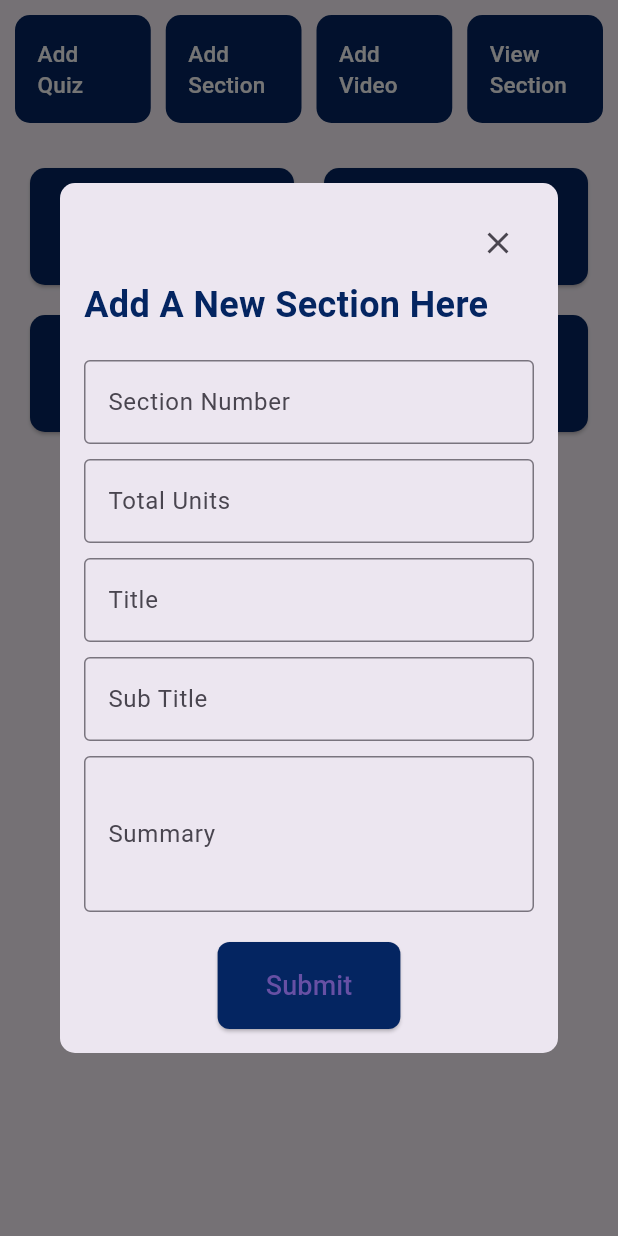
After one commit to aayushi16dex/LegalRights-Frontend, a Flutter app: the AdminHomeScreen screen opened directly, after a tap on "Add Section", on a phone screen of 412 x 824 dp. The commit adds this screen. Run offline on Flutter 3.47's test engine with Material 3 defaults, Android fonts, the phone set to English and light mode, and no system bars; our stand-ins replace carousel_slider, dots_indicator, file_picker, multi_select_flutter, shared_preferences; missing offline and left inert: universal_html; accounts and stored records are empty; network calls fail.

Commit message:
Added Add Section Button and Change some designs of admin landing page

```diff
--- /dev/null
+++ b/lib/api_call/legalContent_api/addSection_api.dart
@@ -0,0 +1,70 @@
+import 'dart:convert';
+import 'package:flutter/material.dart';
+import 'package:frontend/presentation/confirmation_alert/error_confirmation.dart';
+import 'package:http/http.dart' as http;
+import '../../core/TokenManager.dart';
+import '../../core/config.dart';
+
+class AddSectionApiCall {
+  static Future<void> addSection(
+    BuildContext context,
+    String sectionNumber,
+    String totalUnits,
+    String title,
+    String subTitle,
+    String summary,
+  ) async {
+    try {
+      final String apiUrl = AppConfig.addSection;
+      final String authToken = await TokenManager.getAuthToken();
+      final response = await http.post(
+        Uri.parse(apiUrl),
+        headers: {
+          'Authorization': 'Bearer $authToken',
+          'Content-Type': 'application/json',
+        },
+        body: json.encode({
+          'sectionNumber': sectionNumber,
+          'totalUnits': totalUnits,
+          'title': title,
+          'subTitle': subTitle,
+          'summary': summary,
+        }),
+      );
+      if (response.statusCode == 200) {
+        // Show success Snackbar
+        ScaffoldMessenger.of(context).showSnackBar(
+          SnackBar(
+            content: Text('Section added successfully'),
+            duration: Duration(seconds: 2), // Optional: Set the duration
+          ),
+        );
+      } else {
+        showErrorConfirmation(context, 'Failed to add section');
+      }
+    } catch (error) {
+      // Handle network error and show error confirmation
+      showErrorConfirmation(context, 'Network error');
+    }
+  }
+}
+
+void showErrorConfirmation(BuildContext context, String message) {
+  showDialog(
+    context: context,
+    builder: (BuildContext context) {
+      return AlertDialog(
+        title: Text('Error'),
+        content: Text(message),
+        actions: <Widget>[
+          TextButton(
+            onPressed: () {
+              Navigator.of(context).pop();
+            },
+            child: Text('OK'),
+          ),
+        ],
+      );
+    },
+  );
+}
--- a/lib/api_call/section_api/section_apiCall.dart
+++ b/lib/api_call/section_api/section_apiCall.dart
@@ -5,7 +5,8 @@ import '../../core/TokenManager.dart';
 import '../../core/config.dart';
 
 class SectionApiCall {
-  static Future<List<Map<String, dynamic>>> fetchSectionApi(BuildContext context) async {
+  static Future<List<Map<String, dynamic>>> fetchSectionApi(
+      BuildContext context) async {
     try {
       final String fetchSectionUrl = AppConfig.fetchSections;
       final String authToken = await TokenManager.getAuthToken();
@@ -22,8 +23,7 @@ class SectionApiCall {
         final Map<String, dynamic> data = json.decode(response.body);
         final List<dynamic> sectionList = data['sectionList'];
 
-        final List<Map<String, dynamic>> sections =
-        sectionList.map((query) {
+        final List<Map<String, dynamic>> sections = sectionList.map((query) {
           return {
             '_id': query['_id'].toString(),
             'sectionNumber': query['sectionNumber'].toString(),
--- a/lib/core/config.dart
+++ b/lib/core/config.dart
@@ -87,4 +87,5 @@ class AppConfig {
   static String get fetchOrganisation => _createUrl('/organisation/fetch');
   // Legal content
   static String get fetchSections => _createUrl('/content/fetchSections');
+  static String get addSection => _createUrl('/admin/section');
 }
--- a/lib/dashboard/admin/a_home_screen.dart
+++ b/lib/dashboard/admin/a_home_screen.dart
@@ -47,22 +47,13 @@ class _AdminHomeScreenState extends State<AdminHomeScreen> {
             Row(
               mainAxisAlignment: MainAxisAlignment.spaceEvenly,
               children: [
-                BuildAddButton.buildAddButton(context, 'Add quiz'),
+                BuildAddButton.buildAddButton(context, 'Add Quiz'),
                 const SizedBox(width: 10),
-                BuildAddButton.buildAddButton(context, 'Add section'),
+                BuildAddButton.buildAddButton(context, 'Add Section'),
                 const SizedBox(width: 10),
-                BuildAddButton.buildAddButton(context, 'Add video')
-              ],
-            ),
-            const SizedBox(height: 20),
-            Row(
-              mainAxisAlignment: MainAxisAlignment.spaceEvenly,
-              children: [
-                BuildAddButton.buildAddButton(context, 'Add quiz'),
+                BuildAddButton.buildAddButton(context, 'Add Video'),
                 const SizedBox(width: 10),
-                BuildAddButton.buildAddButton(context, 'Add section'),
-                const SizedBox(width: 10),
-                BuildAddButton.buildAddButton(context, 'Add video')
+                BuildAddButton.buildAddButton(context, 'View Section'),
               ],
             ),
             const SizedBox(height: 20),
@@ -70,16 +61,13 @@ class _AdminHomeScreenState extends State<AdminHomeScreen> {
                 future: countsFuture,
                 builder: (context, snapshot) {
                   if (snapshot.connectionState == ConnectionState.waiting) {
-                    // While waiting for data, show a loading indicator
                     return Center(
                       child: CustomeCircularProgressBar
                           .customeCircularProgressBar(),
                     );
                   } else if (snapshot.hasError) {
-                    // If an error occurs during the fetch, handle it here
                     return Center(child: Text('Error: ${snapshot.error}'));
                   } else {
-                    // If data is available, build the UI with the counts
                     final userCount = snapshot.data!['userCount'];
                     final legalExpertCount = snapshot.data!['legalExpertCount'];
                     final organisationCount =
@@ -122,7 +110,6 @@ class _AdminHomeScreenState extends State<AdminHomeScreen> {
                   fontWeight: FontWeight.bold,
                   color: Colors.white), // White text
             ),
-            const SizedBox(height: 10),
             Text(
               'Count: $count',
               style: const TextStyle(
--- a/lib/dashboard/admin/a_legalExpert_screen.dart
+++ b/lib/dashboard/admin/a_legalExpert_screen.dart
@@ -40,18 +40,18 @@ class _LegalExpertRoleScreenState extends State<LegalExpertRoleScreen> {
             Row(
               mainAxisAlignment: MainAxisAlignment.spaceEvenly,
               children: [
-                BuildAddButton.buildAddButton(context, "Legal Expert"),
+                BuildAddButton.buildAddButton(context, "Add Legal Expert"),
                 const SizedBox(width: 10),
-                BuildAddButton.buildAddButton(context, "Language")
+                BuildAddButton.buildAddButton(context, "Add Language")
               ],
             ),
             const SizedBox(height: 5),
             Row(
               mainAxisAlignment: MainAxisAlignment.spaceEvenly,
               children: [
-                BuildAddButton.buildAddButton(context, "Expertise"),
+                BuildAddButton.buildAddButton(context, "Add Expertise"),
                 const SizedBox(width: 10),
-                BuildAddButton.buildAddButton(context, "Profession")
+                BuildAddButton.buildAddButton(context, "Add Profession")
               ],
             ),
             const SizedBox(height: 10),
--- a/lib/dashboard/admin/a_organisation_screen.dart
+++ b/lib/dashboard/admin/a_organisation_screen.dart
@@ -39,7 +39,7 @@ class _OrganisationScreenState extends State<OrganisationScreen> {
             Row(
               mainAxisAlignment: MainAxisAlignment.start,
               children: [
-                BuildAddButton.buildAddButton(context, "Organisation"),
+                BuildAddButton.buildAddButton(context, "Add Organisation"),
               ],
             ),
 
--- a/lib/presentation/admin_dashboard/widget/buttons/build_addButton.dart
+++ b/lib/presentation/admin_dashboard/widget/buttons/build_addButton.dart
@@ -1,39 +1,55 @@
 import 'package:flutter/material.dart';
 import 'package:frontend/presentation/register/register_screen.dart';
-
 import 'package:frontend/presentation/admin_dashboard/dialogue_alert/add_dropdownDataFormAlert.dart';
 import 'package:frontend/presentation/admin_dashboard/dialogue_alert/add_organisationFormAlert.dart';
+import 'package:frontend/services/admin_dashboard/addSection.dart';
+import 'package:frontend/services/admin_dashboard/addVideoService.dart';
 
 class BuildAddButton {
   static Widget buildAddButton(BuildContext context, String buttonName) {
     return Expanded(
-      child: ElevatedButton(
+      child: TextButton(
         onPressed: () => {
-          if (buttonName == 'Legal Expert')
-            {
-              Navigator.push(
-                context,
-                MaterialPageRoute(
-                    builder: (context) => const SignUpScreen(
-                          isAdmin: true,
-                        )),
-              )
-            }
-          else if (buttonName == 'Language' ||
-              buttonName == 'Expertise' ||
-              buttonName == 'Profession')
-            {AddDropDownDataAlertForm.addDropDownDataForm(context, buttonName)}
-          else if (buttonName == 'Organisation')
-            {AddOrganisationAlertForm.addOrganisationForm(context, buttonName)}
+          if (buttonName == 'Add Legal Expert') {
+            Navigator.push(
+              context,
+              MaterialPageRoute(
+                builder: (context) => const SignUpScreen(
+                  isAdmin: true,
+                ),
+              ),
+            )
+          } else if (buttonName == 'Add Language' ||
+              buttonName == 'Add Expertise' ||
+              buttonName == 'Add Profession') {
+            AddDropDownDataAlertForm.addDropDownDataForm(context, buttonName)
+          } else if (buttonName == 'Add Organisation') {
+            AddOrganisationAlertForm.addOrganisationForm(context, buttonName)
+          } else if (buttonName == 'Add Section') {
+            showDialog(
+              context: context,
+              builder: (BuildContext context) {
+                return Dialog(
+                  shape: RoundedRectangleBorder(
+                    borderRadius: BorderRadius.circular(10),
+                  ),
+                  child: AddSection(),
+                );
+              },
+            )
+          } else if (buttonName == 'Add Video') {
+            AddVideoService.pickVideo(context)
+          }
         },
-        style: ElevatedButton.styleFrom(
-          foregroundColor: Colors.white,
-          backgroundColor: const Color.fromARGB(255, 4, 37, 97), // White text
+        style: TextButton.styleFrom(
+          primary: Colors.white,
+          backgroundColor: const Color.fromARGB(255, 4, 37, 97),
           shape: RoundedRectangleBorder(
-            borderRadius: BorderRadius.circular(10.0), // Rounded corners
+            borderRadius: BorderRadius.circular(10.0),
           ),
+          padding: EdgeInsets.all(15),
         ),
-        child: Text('Add $buttonName', style: const TextStyle(fontSize: 15)),
+        child: Text(buttonName, style: const TextStyle(fontSize: 15)),
       ),
     );
   }
--- /dev/null
+++ b/lib/services/admin_dashboard/addSection.dart
@@ -0,0 +1,186 @@
+import 'package:flutter/material.dart';
+import 'package:frontend/api_call/legalContent_api/addSection_api.dart';
+import 'package:frontend/api_call/section_api/section_apiCall.dart';
+
+class AddSection extends StatelessWidget {
+  final TextEditingController sectionNumberController = TextEditingController();
+  final TextEditingController totalUnitsController = TextEditingController();
+  final TextEditingController titleController = TextEditingController();
+  final TextEditingController subTitleController = TextEditingController();
+  final TextEditingController summaryController = TextEditingController();
+
+  final GlobalKey<FormState> _formKey = GlobalKey<FormState>();
+
+  @override
+  Widget build(BuildContext context) {
+    return Container(
+      padding: const EdgeInsets.all(16),
+      child: SingleChildScrollView(
+        child: Form(
+          key: _formKey,
+          child: Column(
+            crossAxisAlignment: CrossAxisAlignment.start,
+            children: [
+              Row(
+                mainAxisAlignment: MainAxisAlignment.end,
+                children: [
+                  IconButton(
+                    icon: const Icon(Icons.close),
+                    onPressed: () {
+                      Navigator.pop(context);
+                    },
+                  ),
+                ],
+              ),
+              const Text(
+                'Add A New Section Here',
+                style: TextStyle(
+                  fontSize: 24,
+                  fontWeight: FontWeight.bold,
+                  color: Color.fromARGB(255, 4, 37, 97),
+                ),
+              ),
+              const SizedBox(height: 20),
+              TextFormField(
+                controller: sectionNumberController,
+                decoration: const InputDecoration(
+                  labelText: 'Section Number',
+                  border: OutlineInputBorder(
+                    borderSide:
+                        BorderSide(color: Color.fromARGB(255, 4, 37, 97)),
+                  ),
+                ),
+                keyboardType: TextInputType.number,
+                validator: (value) {
+                  if (value == null || value.isEmpty) {
+                    return 'Section Number is required';
+                  }
+                  if (!isNumeric(value)) {
+                    return 'Enter a valid number for Section Number';
+                  }
+                  return null;
+                },
+              ),
+              const SizedBox(height: 10),
+              TextFormField(
+                controller: totalUnitsController,
+                decoration: const InputDecoration(
+                  labelText: 'Total Units',
+                  border: OutlineInputBorder(
+                    borderSide:
+                        BorderSide(color: Color.fromARGB(255, 4, 37, 97)),
+                  ),
+                ),
+                keyboardType: TextInputType.number,
+                validator: (value) {
+                  if (value == null || value.isEmpty) {
+                    return 'Total Units is required';
+                  }
+                  if (!isNumeric(value)) {
+                    return 'Enter a valid number for Total Units';
+                  }
+                  return null;
+                },
+              ),
+              const SizedBox(height: 10),
+              TextFormField(
+                controller: titleController,
+                decoration: const InputDecoration(
+                  labelText: 'Title',
+                  border: OutlineInputBorder(
+                    borderSide:
+                        BorderSide(color: Color.fromARGB(255, 4, 37, 97)),
+                  ),
+                ),
+                validator: (value) {
+                  // Add validator logic for Title
+                  if (value == null || value.isEmpty) {
+                    return 'Title is required';
+                  }
+                  return null;
+                },
+              ),
+              const SizedBox(height: 10),
+              TextFormField(
+                controller: subTitleController,
+                decoration: const InputDecoration(
+                  labelText: 'Sub Title',
+                  border: OutlineInputBorder(
+                    borderSide:
+                        BorderSide(color: Color.fromARGB(255, 4, 37, 97)),
+                  ),
+                ),
+                validator: (value) {
+                  // Add validator logic for Sub Title
+                  if (value == null || value.isEmpty) {
+                    return 'Sub Title is required';
+                  }
+                  return null;
+                },
+              ),
+              const SizedBox(height: 10),
+              TextFormField(
+                controller: summaryController,
+                maxLines: 3,
+                decoration: const InputDecoration(
+                  labelText: 'Summary',
+                  border: OutlineInputBorder(
+                    borderSide:
+                        BorderSide(color: Color.fromARGB(255, 4, 37, 97)),
+                  ),
+                ),
+                validator: (value) {
+                  // Add validator logic for Summary
+                  if (value == null || value.isEmpty) {
+                    return 'Summary is required';
+                  }
+                  return null;
+                },
+              ),
+              const SizedBox(height: 20),
+              Center(
+                child: ElevatedButton(
+                  onPressed: () {
+                    if (_formKey.currentState!.validate()) {
+                      submitForm(context); // Pass the context to submitForm
+                    }
+                  },
+                  child: const Text('Submit', style: TextStyle(fontSize: 18)),
+                  style: ElevatedButton.styleFrom(
+                    primary: const Color.fromARGB(255, 4, 37, 97),
+                    shape: RoundedRectangleBorder(
+                      borderRadius: BorderRadius.circular(8),
+                    ),
+                    padding: const EdgeInsets.symmetric(
+                        vertical: 16, horizontal: 32),
+                  ),
+                ),
+              ),
+            ],
+          ),
+        ),
+      ),
+    );
+  }
+
+  void submitForm(BuildContext context) async {
+    if (context != null) {
+      await AddSectionApiCall.addSection(
+        context,
+        sectionNumberController.text,
+        totalUnitsController.text,
+        titleController.text,
+        subTitleController.text,
+        summaryController.text,
+      );
+      Navigator.pop(context);
+    }
+  }
+
+  bool isNumeric(String? s) {
+    if (s == null) {
+      return false;
+    }
+    return double.tryParse(s) != null;
+  }
+}
--- a/pubspec.yaml
+++ b/pubspec.yaml
@@ -25,6 +25,7 @@ dependencies:
   universal_html: ^2.2.4
   multi_select_flutter: ^4.1.3
   url_launcher: ^6.1.14
+  file_picker: ^6.1.1
 
 
 
```
Also changed, not shown: lib/services/admin_dashboard/addVideoService.dart (added, +35 -0 lines), pubspec.lock.
